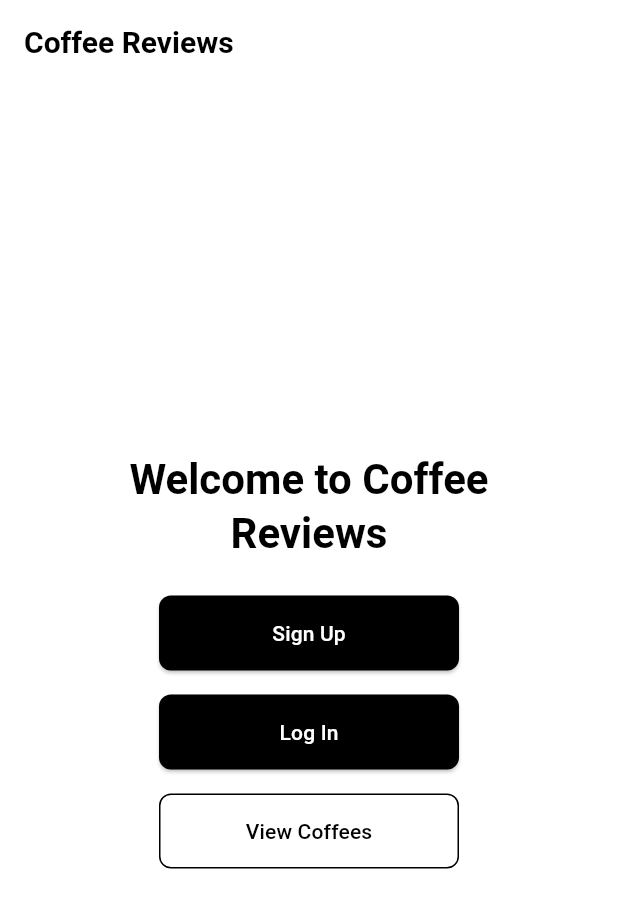
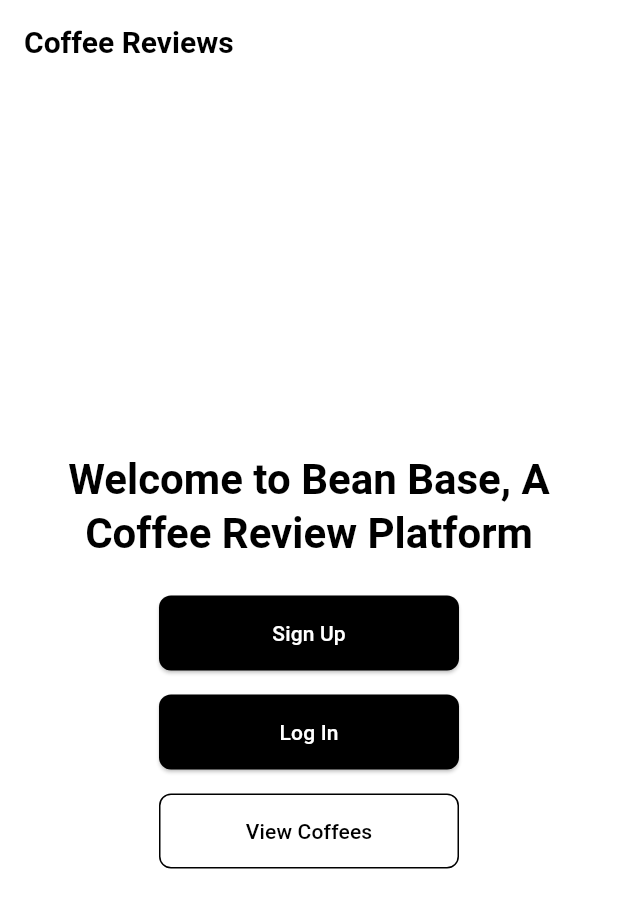
Before and after one commit to sinanaseri1/beanbase-frontend, a Flutter app: the screen it shows after launch, on a phone screen of 412 x 824 dp. Shown: the top 908 px of the screen. Run offline on Flutter 3.47's test engine with Material 3 defaults, Android fonts, the phone set to English and light mode, and no system bars; our stand-ins replace file_picker.

```diff
--- a/lib/pages/home_page.dart
+++ b/lib/pages/home_page.dart
@@ -23,7 +23,7 @@ class HomePage extends StatelessWidget {
             mainAxisAlignment: MainAxisAlignment.center,
             children: [
               Text(
-                'Welcome to Coffee Reviews',
+                'Welcome to Bean Base, A Coffee Review Platform',
                 textAlign: TextAlign.center,
                 style: Theme.of(context).textTheme.headlineMedium?.copyWith(
                     color: Colors.black, fontWeight: FontWeight.bold),
```
